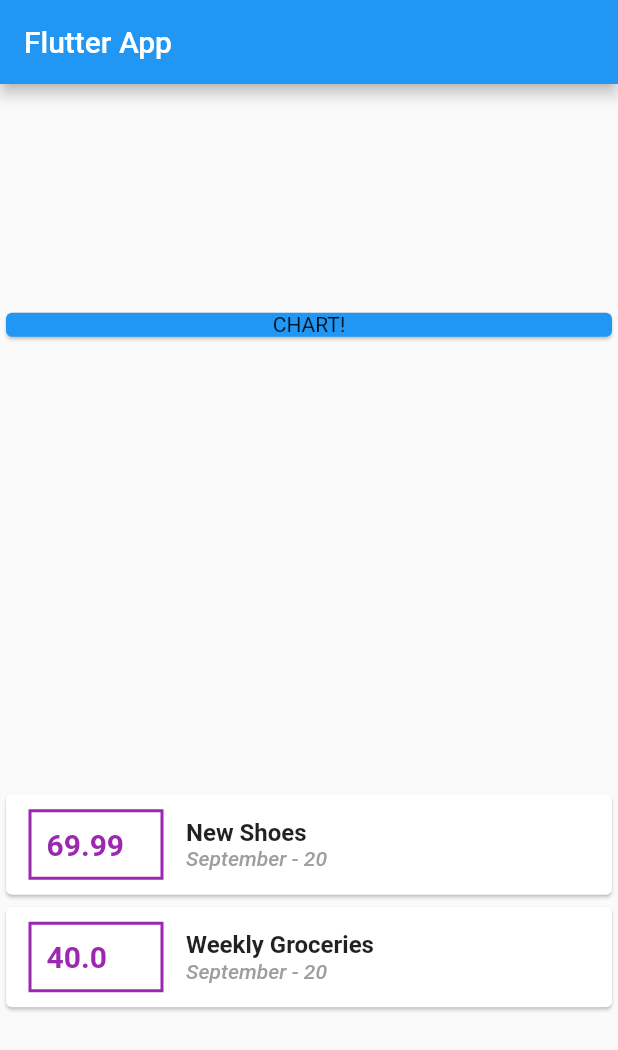
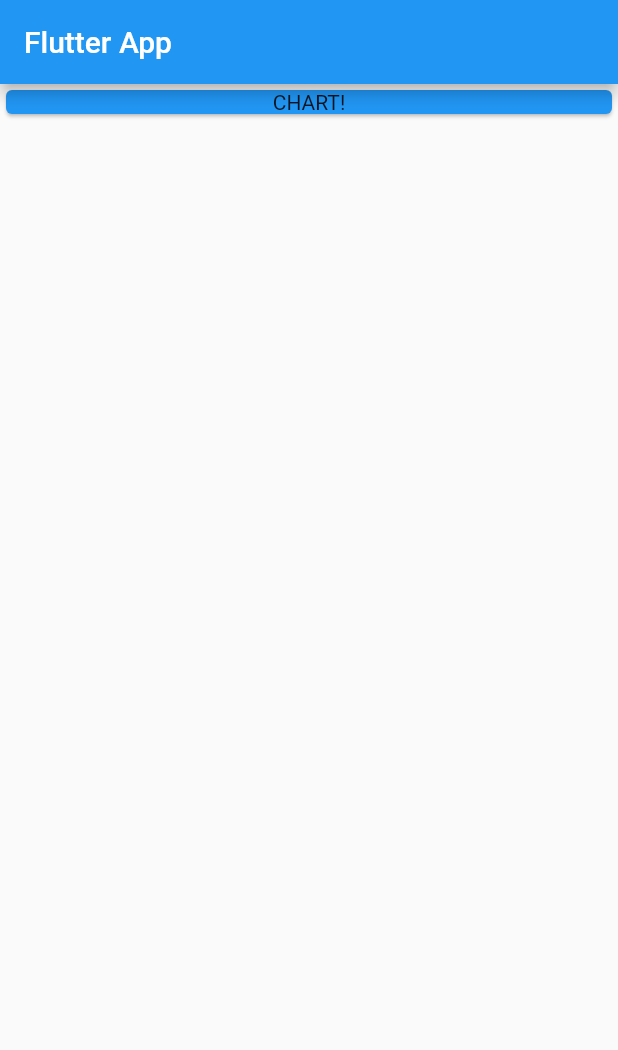
Before and after one commit to kpirabaharan/Flutter, a Flutter app: the screen it shows after launch, on a phone screen of 412 x 824 dp. Shown: the top 1050 px of the screen. Run offline on Flutter 3.47's test engine with Material 2 defaults, Android fonts, the phone set to English and light mode, and no system bars.

Commit message:
Section 4: Widgets P2

```diff
--- a/section_4_widgets/lib/main.dart
+++ b/section_4_widgets/lib/main.dart
@@ -1,7 +1,5 @@
-import 'dart:ui';
+import 'package:flutter/material.dart';
 
-import 'package:flutter/material.dart';
-import './transaction.dart';
 
 void main() => runApp(MyApp());
 
@@ -16,30 +14,6 @@ class MyApp extends StatelessWidget {
 }
 
 class MyHomePage extends StatelessWidget {
-  final dates = const {
-    1: 'January',
-    2: 'February',
-    3: 'March',
-    4: 'April',
-    5: 'May',
-    6: 'June',
-    7: 'July',
-    8: 'August',
-    9: 'September',
-    10: 'October',
-    11: 'November',
-    12: 'December',
-  };
-  final List<Transaction> transactions = [
-    Transaction(
-        id: 't1', title: 'New Shoes', amount: 69.99, date: DateTime.now()),
-    Transaction(
-        id: 't2',
-        title: 'Weekly Groceries',
-        amount: 40.00,
-        date: DateTime.now()),
-  ];
-
   @override
   Widget build(BuildContext context) {
     return Scaffold(
@@ -47,7 +21,7 @@ class MyHomePage extends StatelessWidget {
         title: Text('Flutter App'),
       ),
       body: Column(
-        mainAxisAlignment: MainAxisAlignment.spaceAround,
+        // mainAxisAlignment: MainAxisAlignment.spaceAround,
         crossAxisAlignment: CrossAxisAlignment.stretch,
         children: [
           Container(
@@ -60,52 +34,6 @@ class MyHomePage extends StatelessWidget {
               ),
             ),
           ),
-          Container(
-            child: Column(
-              children: transactions.map((tx) {
-                return Card(
-                  child: Row(
-                    children: [
-                      Container(
-                        width: 90,
-                        margin:
-                            EdgeInsets.symmetric(vertical: 10, horizontal: 15),
-                        decoration: BoxDecoration(
-                            border: Border.all(color: Colors.purple, width: 2)),
-                        padding: EdgeInsets.all(10),
-                        child: Text(
-                          tx.amount.toString(),
-                          style: TextStyle(
-                              fontWeight: FontWeight.bold,
-                              fontSize: 20,
-                              color: Colors.purple),
-                        ),
-                      ),
-                      Container(
-                        child: Column(
-                          crossAxisAlignment: CrossAxisAlignment.start,
-                          children: [
-                            Text(
-                              tx.title,
-                              style: TextStyle(
-                                  fontWeight: FontWeight.bold, fontSize: 16),
-                            ),
-                            Text(
-                              '${dates[tx.date.month]} - ${tx.date.day.toString()}',
-                              style: TextStyle(
-                                  fontWeight: FontWeight.w500,
-                                  fontStyle: FontStyle.italic,
-                                  color: Colors.grey),
-                            )
-                          ],
-                        ),
-                      )
-                    ],
-                  ),
-                );
-              }).toList(),
-            ),
-          )
         ],
       ),
     );
--- a/section_4_widgets/pubspec.yaml
+++ b/section_4_widgets/pubspec.yaml
@@ -32,10 +32,10 @@ dependencies:
   flutter:
     sdk: flutter
 
-
   # The following adds the Cupertino Icons font to your application.
   # Use with the CupertinoIcons class for iOS style icons.
   cupertino_icons: ^1.0.2
+  intl: ^0.17.0
 
 dev_dependencies:
   flutter_test:
@@ -53,7 +53,6 @@ dev_dependencies:
 
 # The following section is specific to Flutter packages.
 flutter:
-
   # The following line ensures that the Material Icons font is
   # included with your application, so that you can use the icons in
   # the material Icons class.
```
Also changed, not shown: section_4_widgets/lib/widgets/new_transaction.dart (added, +36 -0 lines), section_4_widgets/lib/widgets/transaction_list.dart (added, +54 -0 lines), section_4_widgets/lib/widgets/user_transactions.dart (added, +31 -0 lines), section_4_widgets/lib/models/transaction.dart (renamed from section_4_widgets/lib/transaction.dart), section_4_widgets/pubspec.lock.
